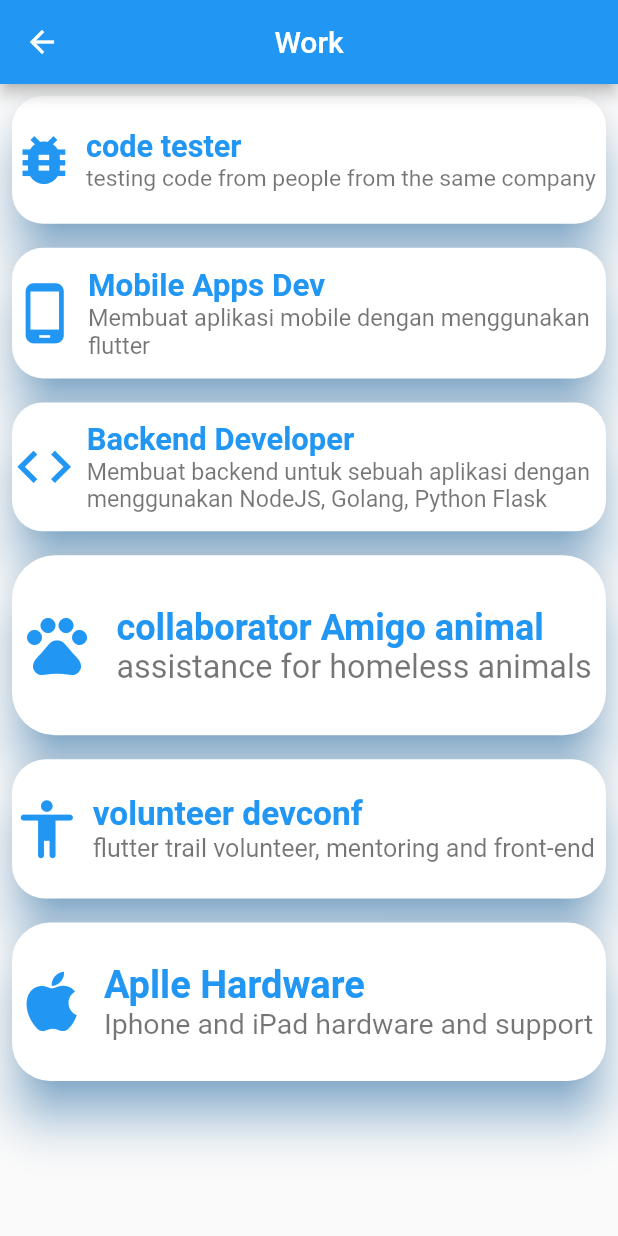
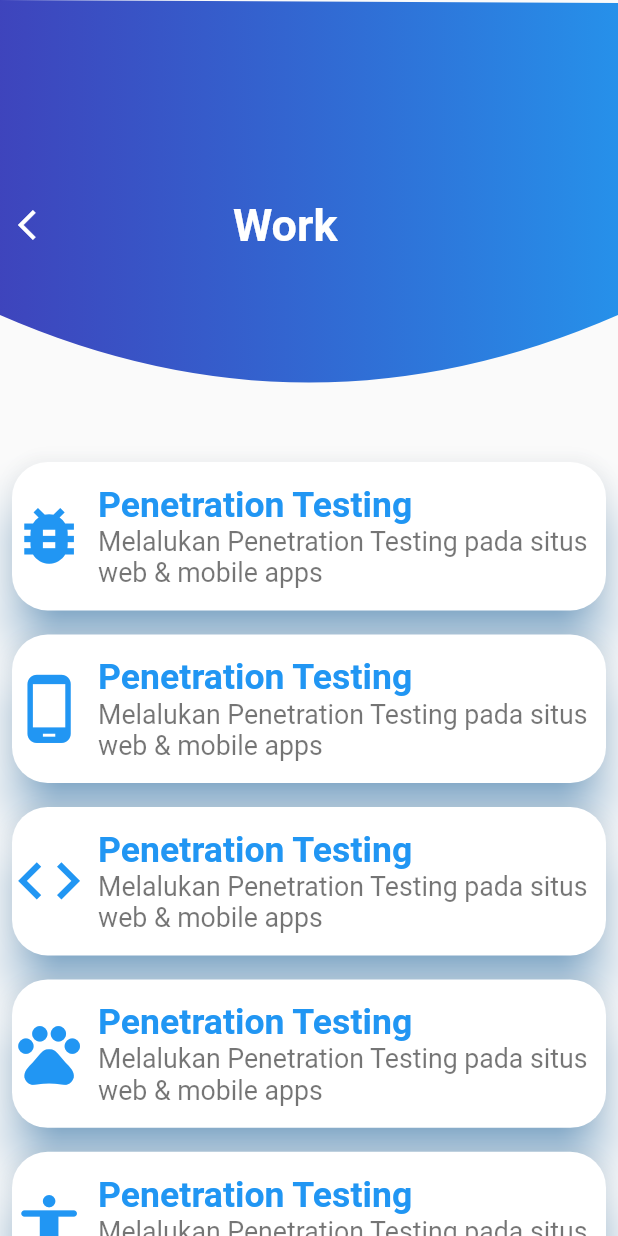
Before and after one commit to vtrsc/e-commerce, a Flutter app: the work screen opened directly, on a phone screen of 412 x 824 dp. Run offline on Flutter 3.47's test engine with Material 2 defaults, Android fonts, the phone set to English and light mode, and no system bars; missing offline and left inert: dart:ffi.

Commit message:
work file

```diff
--- a/teste/lib/skillsMelhor.dart
+++ b/teste/lib/skillsMelhor.dart
@@ -85,6 +85,7 @@ class _skillsMehorState extends State<skillsMehor> {
 
                   topLeft: Radius.circular(40),
 
+
                 )
               ),
               child: Column(
@@ -105,6 +106,7 @@ class _skillsMehorState extends State<skillsMehor> {
                         crossAxisSpacing: 10,
                         primary: false,
                         children: [
+                          //example clean code
                          const WidgetCards(pathimage: 'flutterLogo.png',
                          tituloTecnologia: 'Flutter',
                          ),
@@ -121,6 +123,7 @@ class _skillsMehorState extends State<skillsMehor> {
                         const WidgetCards(
                           pathimage: 'pythonLogo.jpg',
                            tituloTecnologia: 'Python'),
+                           //example clean code
 
                           Card(
                             shape: RoundedRectangleBorder(
--- a/teste/lib/work.dart
+++ b/teste/lib/work.dart
@@ -1,15 +1,72 @@
 import 'package:flutter/material.dart';
+import 'package:teste/MyClipper.dart';
+import 'package:teste/MyClipper2.dart';
+import 'package:teste/ShapeDashboard.dart';
+import 'package:teste/dashboard.dart';
 
-class work extends StatelessWidget {
+// ignore_for_file: file_names, prefer_const_constructors, prefer_const_literals_to_create_immutables, avoid_print
+
+class work extends StatefulWidget {
   const work({Key? key}) : super(key: key);
+
+  @override
+  State<work> createState() => _workState();
+}
+
+class _workState extends State<work> {
+  bool _customTileExpanded = false;
+
+  static const String _title = 'Projects';
 
   @override
   Widget build(BuildContext context) {
     return Scaffold(
-      appBar: AppBar(title: const Text("Work"), centerTitle: true),
-      body: ListView(
-        scrollDirection: Axis.vertical,
-        children: <Widget>[
+        body: SingleChildScrollView(
+            child: (Column(children: [
+      ClipPath(
+        clipper: ShapeDashboard(),
+        child: Container(
+            height: 300,
+            width: MediaQuery.of(context).size.width,
+            decoration: BoxDecoration(
+                gradient: LinearGradient(
+              colors: <Color>[
+                Color.fromARGB(255, 15, 23, 173).withOpacity(0.8),
+                Color.fromARGB(255, 15, 133, 232).withOpacity(0.9)
+              ],
+            )),
+            child: Column(
+              mainAxisAlignment: MainAxisAlignment.spaceEvenly,
+              children: [
+                Row(
+                  children: [
+                    IconButton(
+                      icon: const Icon(Icons.arrow_back_ios),
+                      color: Color.fromARGB(255, 255, 255, 255),
+                      onPressed: () {
+                        Navigator.push(
+                            context,
+                            MaterialPageRoute(
+                                builder: (context) => MyDashboard()));
+                      },
+                    ),
+                    SizedBox(
+                      width: 55,
+                    ),
+                    Text(
+                      "       Work",
+                      style: TextStyle(
+                        fontSize: 30,
+                        fontWeight: FontWeight.bold,
+                        color: Color.fromARGB(255, 255, 255, 255),
+                      ),
+                    ),
+                  ],
+                ),
+              ],
+            )),
+      ),
+      Column(children: <Widget>[
         Padding(
             padding: const EdgeInsets.all(8.0),
             child: FittedBox(
@@ -39,7 +96,7 @@ class work extends StatelessWidget {
                                 crossAxisAlignment: CrossAxisAlignment.start,
                                 children: <Widget>[
                                   const Text(
-                            'code tester',
+                                    'Penetration Testing',
                                     style: TextStyle(
                                       color: Colors.blue,
                                       fontSize: 24.0,
@@ -49,7 +106,7 @@ class work extends StatelessWidget {
                                   Row(
                                     children: const [
                                       Text(
-                                'testing code from people from the same company',
+                                        'Melalukan Penetration Testing pada situs \nweb & mobile apps',
                                         style: TextStyle(
                                           color: Colors.black54,
                                           fontSize: 18.0,
@@ -58,13 +115,8 @@ class work extends StatelessWidget {
                                     ],
                                   ),
                                 ],
-                      ),
-                    ),
-                  ],
-                ),
-              ),
-            ),
-          ),
+                              ))
+                        ])))),
         Padding(
             padding: const EdgeInsets.all(8.0),
             child: FittedBox(
@@ -83,8 +135,8 @@ class work extends StatelessWidget {
                               borderRadius: BorderRadius.circular(24.0),
                               child: const Icon(
                                 Icons.phone_android,
+                                size: 50,
                                 color: Colors.blue,
-                          size: 50,
                               ),
                             ),
                           ),
@@ -94,7 +146,7 @@ class work extends StatelessWidget {
                                 crossAxisAlignment: CrossAxisAlignment.start,
                                 children: <Widget>[
                                   const Text(
-                            'Mobile Apps Dev',
+                                    'Penetration Testing',
                                     style: TextStyle(
                                       color: Colors.blue,
                                       fontSize: 24.0,
@@ -104,7 +156,7 @@ class work extends StatelessWidget {
                                   Row(
                                     children: const [
                                       Text(
-                                'Membuat aplikasi mobile dengan menggunakan \nflutter',
+                                        'Melalukan Penetration Testing pada situs \nweb & mobile apps',
                                         style: TextStyle(
                                           color: Colors.black54,
                                           fontSize: 18.0,
@@ -113,13 +165,8 @@ class work extends StatelessWidget {
                                     ],
                                   ),
                                 ],
-                      ),
-                    ),
-                  ],
-                ),
-              ),
-            ),
-          ),
+                              ))
+                        ])))),
         Padding(
             padding: const EdgeInsets.all(8.0),
             child: FittedBox(
@@ -138,8 +185,8 @@ class work extends StatelessWidget {
                               borderRadius: BorderRadius.circular(24.0),
                               child: const Icon(
                                 Icons.code,
+                                size: 50,
                                 color: Colors.blue,
-                          size: 50,
                               ),
                             ),
                           ),
@@ -149,7 +196,7 @@ class work extends StatelessWidget {
                                 crossAxisAlignment: CrossAxisAlignment.start,
                                 children: <Widget>[
                                   const Text(
-                            'Backend Developer',
+                                    'Penetration Testing',
                                     style: TextStyle(
                                       color: Colors.blue,
                                       fontSize: 24.0,
@@ -159,7 +206,7 @@ class work extends StatelessWidget {
                                   Row(
                                     children: const [
                                       Text(
-                                'Membuat backend untuk sebuah aplikasi dengan \nmenggunakan NodeJS, Golang, Python Flask',
+                                        'Melalukan Penetration Testing pada situs \nweb & mobile apps',
                                         style: TextStyle(
                                           color: Colors.black54,
                                           fontSize: 18.0,
@@ -168,13 +215,8 @@ class work extends StatelessWidget {
                                     ],
                                   ),
                                 ],
-                      ),
-                    ),
-                  ],
-                ),
-              ),
-            ),
-          ),
+                              ))
+                        ])))),
         Padding(
             padding: const EdgeInsets.all(8.0),
             child: FittedBox(
@@ -193,8 +235,8 @@ class work extends StatelessWidget {
                               borderRadius: BorderRadius.circular(24.0),
                               child: const Icon(
                                 Icons.pets_rounded,
+                                size: 50,
                                 color: Colors.blue,
-                          size: 40,
                               ),
                             ),
                           ),
@@ -204,17 +246,17 @@ class work extends StatelessWidget {
                                 crossAxisAlignment: CrossAxisAlignment.start,
                                 children: <Widget>[
                                   const Text(
-                            'collaborator Amigo animal',
+                                    'Penetration Testing',
                                     style: TextStyle(
                                       color: Colors.blue,
-                              fontSize: 20.0,
+                                      fontSize: 24.0,
                                       fontWeight: FontWeight.bold,
                                     ),
                                   ),
                                   Row(
                                     children: const [
                                       Text(
-                                'assistance for homeless animals',
+                                        'Melalukan Penetration Testing pada situs \nweb & mobile apps',
                                         style: TextStyle(
                                           color: Colors.black54,
                                           fontSize: 18.0,
@@ -223,13 +265,8 @@ class work extends StatelessWidget {
                                     ],
                                   ),
                                 ],
-                      ),
-                    ),
-                  ],
-                ),
-              ),
-            ),
-          ),
+                              ))
+                        ])))),
         Padding(
             padding: const EdgeInsets.all(8.0),
             child: FittedBox(
@@ -248,8 +285,8 @@ class work extends StatelessWidget {
                               borderRadius: BorderRadius.circular(24.0),
                               child: const Icon(
                                 Icons.accessibility_rounded,
+                                size: 50,
                                 color: Colors.blue,
-                          size: 50,
                               ),
                             ),
                           ),
@@ -259,7 +296,7 @@ class work extends StatelessWidget {
                                 crossAxisAlignment: CrossAxisAlignment.start,
                                 children: <Widget>[
                                   const Text(
-                            'volunteer devconf',
+                                    'Penetration Testing',
                                     style: TextStyle(
                                       color: Colors.blue,
                                       fontSize: 24.0,
@@ -269,7 +306,7 @@ class work extends StatelessWidget {
                                   Row(
                                     children: const [
                                       Text(
-                                'flutter trail volunteer, mentoring and front-end',
+                                        'Melalukan Penetration Testing pada situs \nweb & mobile apps',
                                         style: TextStyle(
                                           color: Colors.black54,
                                           fontSize: 18.0,
@@ -278,13 +315,8 @@ class work extends StatelessWidget {
                                     ],
                                   ),
                                 ],
-                      ),
-                    ),
-                  ],
-                ),
-              ),
-            ),
-          ),
+                              ))
+                        ])))),
         Padding(
             padding: const EdgeInsets.all(8.0),
             child: FittedBox(
@@ -303,8 +335,8 @@ class work extends StatelessWidget {
                               borderRadius: BorderRadius.circular(24.0),
                               child: const Icon(
                                 Icons.apple_outlined,
+                                size: 50,
                                 color: Colors.blue,
-                          size: 50,
                               ),
                             ),
                           ),
@@ -314,7 +346,7 @@ class work extends StatelessWidget {
                                 crossAxisAlignment: CrossAxisAlignment.start,
                                 children: <Widget>[
                                   const Text(
-                            'Aplle Hardware',
+                                    'Penetration Testing',
                                     style: TextStyle(
                                       color: Colors.blue,
                                       fontSize: 24.0,
@@ -324,7 +356,7 @@ class work extends StatelessWidget {
                                   Row(
                                     children: const [
                                       Text(
-                                'Iphone and iPad hardware and support',
+                                        'Melalukan Penetration Testing pada situs \nweb & mobile apps',
                                         style: TextStyle(
                                           color: Colors.black54,
                                           fontSize: 18.0,
@@ -333,15 +365,9 @@ class work extends StatelessWidget {
                                     ],
                                   ),
                                 ],
-                      ),
-                    ),
-                  ],
-                ),
-              ),
-            ),
-          ),
-        ],
-      ),
-    );
+                              ))
+                        ]))))
+      ])
+    ]))));
   }
 }
```
Lines whose indentation alone changed are shown as unchanged.
